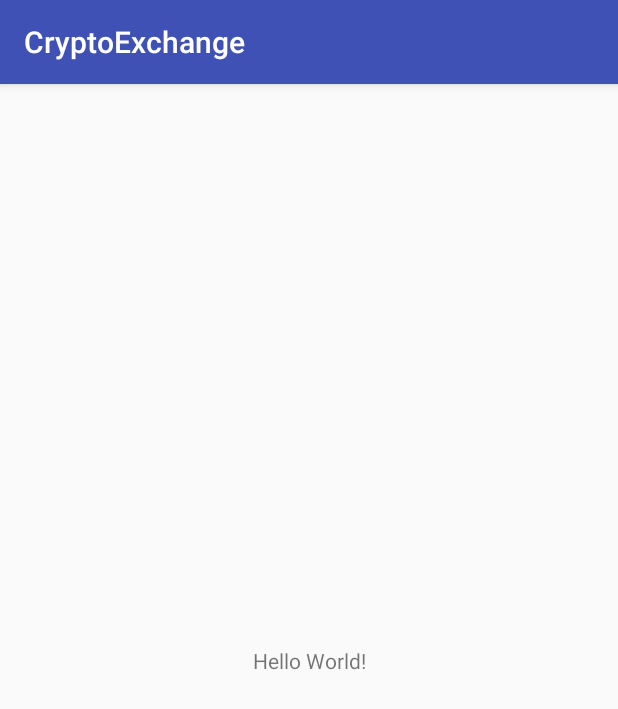
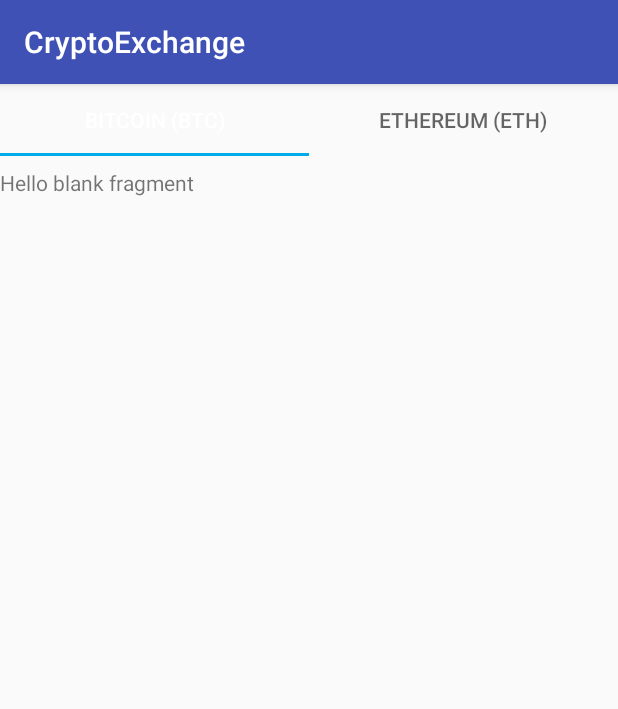
Before and after one commit to muhallan/CryptoExchange, an Android app: the screen it shows after launch (MainActivity), on a phone screen of 412 x 824 dp. Shown: the top 709 px of the screen. Run offline under Robolectric (Android 15) with nearby library versions, the light colour scheme and no system bars.

Commit message:
feat(mainactivity): add fragments to MainActivity which constitute the skeleton of the project

```diff
--- a/app/src/main/java/com/teamvan/cryptoexchange/MainActivity.java
+++ b/app/src/main/java/com/teamvan/cryptoexchange/MainActivity.java
@@ -1,13 +1,89 @@
 package com.teamvan.cryptoexchange;
 
+import android.os.Bundle;
+import android.support.design.widget.TabLayout;
+import android.support.v4.app.Fragment;
+import android.support.v4.app.FragmentManager;
+import android.support.v4.app.FragmentPagerAdapter;
+import android.support.v4.view.ViewPager;
 import android.support.v7.app.AppCompatActivity;
-import android.os.Bundle;
+
+import com.teamvan.fragments.BitcoinFragment;
+import com.teamvan.fragments.EthereumFragment;
 
 public class MainActivity extends AppCompatActivity {
+
+    TabLayout tabLayout;
+    ViewPager viewPager;
+    public static int int_items = 2;
+    MyAdapter myAdapter;
 
     @Override
     protected void onCreate(Bundle savedInstanceState) {
         super.onCreate(savedInstanceState);
         setContentView(R.layout.activity_main);
+
+        tabLayout = findViewById(R.id.tabs_home);
+        viewPager = findViewById(R.id.viewpager_home);
+
+        /**
+         *Set an Adapter for the View Pager
+         *
+         */
+
+        myAdapter = new MyAdapter(getSupportFragmentManager());
+
+        viewPager.setAdapter(myAdapter);
+
+        /**
+         * Now , this is a workaround ,
+         * The setupWithViewPager doesn't work without the runnable .
+         * Maybe a Support Library Bug .
+         */
+
+        tabLayout.post(new Runnable() {
+            @Override
+            public void run() {
+                tabLayout.setupWithViewPager(viewPager);
+            }
+        });
+
+    }
+
+    private class MyAdapter extends FragmentPagerAdapter {
+
+        MyAdapter(FragmentManager fm) {
+            super(fm);
+        }
+
+        /**
+         * Return fragment with respect to Position .
+         */
+
+        @Override
+        public Fragment getItem(int position) {
+            Fragment fragment = null;
+            if (position==0)
+                fragment = new BitcoinFragment();
+            if (position==1)
+                fragment = new EthereumFragment();
+
+            return fragment;
+        }
+
+        @Override
+        public int getCount() {
+            return int_items;
+        }
+
+        /**
+         * This method returns the title of the tab according to the position.
+         */
+
+        @Override
+        public CharSequence getPageTitle(int position) {
+            return position == 0 ? "Bitcoin (BTC)" : "Ethereum (ETH)";
+        }
+
     }
 }
--- /dev/null
+++ b/app/src/main/java/com/teamvan/fragments/BitcoinFragment.java
@@ -0,0 +1,30 @@
+package com.teamvan.fragments;
+
+
+import android.os.Bundle;
+import android.support.v4.app.Fragment;
+import android.view.LayoutInflater;
+import android.view.View;
+import android.view.ViewGroup;
+
+import com.teamvan.cryptoexchange.R;
+
+/**
+ * A simple {@link Fragment} subclass.
+ */
+public class BitcoinFragment extends Fragment {
+
+
+    public BitcoinFragment() {
+        // Required empty public constructor
+    }
+
+
+    @Override
+    public View onCreateView(LayoutInflater inflater, ViewGroup container,
+                             Bundle savedInstanceState) {
+        // Inflate the layout for this fragment
+        return inflater.inflate(R.layout.fragment_bitcoin, container, false);
+    }
+
+}
--- /dev/null
+++ b/app/src/main/java/com/teamvan/fragments/EthereumFragment.java
@@ -0,0 +1,30 @@
+package com.teamvan.fragments;
+
+
+import android.os.Bundle;
+import android.support.v4.app.Fragment;
+import android.view.LayoutInflater;
+import android.view.View;
+import android.view.ViewGroup;
+
+import com.teamvan.cryptoexchange.R;
+
+/**
+ * A simple {@link Fragment} subclass.
+ */
+public class EthereumFragment extends Fragment {
+
+
+    public EthereumFragment() {
+        // Required empty public constructor
+    }
+
+
+    @Override
+    public View onCreateView(LayoutInflater inflater, ViewGroup container,
+                             Bundle savedInstanceState) {
+        // Inflate the layout for this fragment
+        return inflater.inflate(R.layout.fragment_ethereum, container, false);
+    }
+
+}
--- a/app/src/main/res/layout/activity_main.xml
+++ b/app/src/main/res/layout/activity_main.xml
@@ -1,18 +1,27 @@
 <?xml version="1.0" encoding="utf-8"?>
-<android.support.constraint.ConstraintLayout xmlns:android="http://schemas.android.com/apk/res/android"
+<RelativeLayout xmlns:android="http://schemas.android.com/apk/res/android"
     xmlns:app="http://schemas.android.com/apk/res-auto"
     xmlns:tools="http://schemas.android.com/tools"
     android:layout_width="match_parent"
     android:layout_height="match_parent"
+    android:fitsSystemWindows="true"
     tools:context="com.teamvan.cryptoexchange.MainActivity">
 
-    <TextView
-        android:layout_width="wrap_content"
+    <android.support.design.widget.TabLayout
+        android:id="@+id/tabs_home"
+        android:layout_width="match_parent"
         android:layout_height="wrap_content"
-        android:text="Hello World!"
-        app:layout_constraintBottom_toBottomOf="parent"
-        app:layout_constraintLeft_toLeftOf="parent"
-        app:layout_constraintRight_toRightOf="parent"
-        app:layout_constraintTop_toTopOf="parent" />
+        android:minHeight="?attr/actionBarSize"
+        app:tabGravity="fill"
+        app:tabIndicatorColor="@color/blue"
+        app:tabMode="fixed"
+        app:tabSelectedTextColor="@color/white" />
 
-</android.support.constraint.ConstraintLayout>
+    <android.support.v4.view.ViewPager
+        android:id="@+id/viewpager_home"
+        android:layout_width="match_parent"
+        android:layout_height="match_parent"
+        android:layout_below="@+id/tabs_home"
+        android:fitsSystemWindows="true"/>
+
+</RelativeLayout>
--- /dev/null
+++ b/app/src/main/res/layout/fragment_bitcoin.xml
@@ -0,0 +1,13 @@
+<FrameLayout xmlns:android="http://schemas.android.com/apk/res/android"
+    xmlns:tools="http://schemas.android.com/tools"
+    android:layout_width="match_parent"
+    android:layout_height="match_parent"
+    tools:context="com.teamvan.fragments.BitcoinFragment">
+
+    <!-- TODO: Update blank fragment layout -->
+    <TextView
+        android:layout_width="match_parent"
+        android:layout_height="match_parent"
+        android:text="@string/hello_blank_fragment" />
+
+</FrameLayout>
--- /dev/null
+++ b/app/src/main/res/layout/fragment_ethereum.xml
@@ -0,0 +1,13 @@
+<FrameLayout xmlns:android="http://schemas.android.com/apk/res/android"
+    xmlns:tools="http://schemas.android.com/tools"
+    android:layout_width="match_parent"
+    android:layout_height="match_parent"
+    tools:context="com.teamvan.fragments.EthereumFragment">
+
+    <!-- TODO: Update blank fragment layout -->
+    <TextView
+        android:layout_width="match_parent"
+        android:layout_height="match_parent"
+        android:text="@string/hello_blank_fragment" />
+
+</FrameLayout>
--- a/app/src/main/res/values/colors.xml
+++ b/app/src/main/res/values/colors.xml
@@ -3,4 +3,7 @@
     <color name="colorPrimary">#3F51B5</color>
     <color name="colorPrimaryDark">#303F9F</color>
     <color name="colorAccent">#FF4081</color>
+    <color name="white">#ffffff</color>
+    <color name="black">#222</color>
+    <color name="blue">#00abea</color>
 </resources>
--- a/app/src/main/res/values/strings.xml
+++ b/app/src/main/res/values/strings.xml
@@ -1,3 +1,6 @@
 <resources>
     <string name="app_name">CryptoExchange</string>
+
+    <!-- TODO: Remove or change this placeholder text -->
+    <string name="hello_blank_fragment">Hello blank fragment</string>
 </resources>
```
